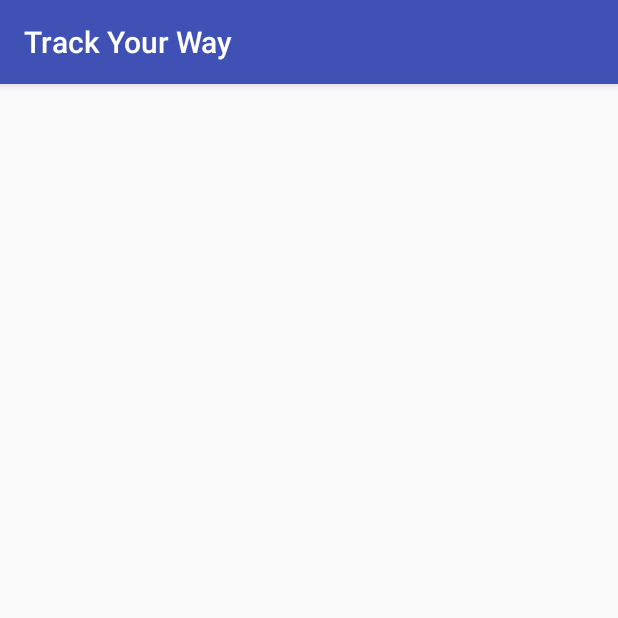
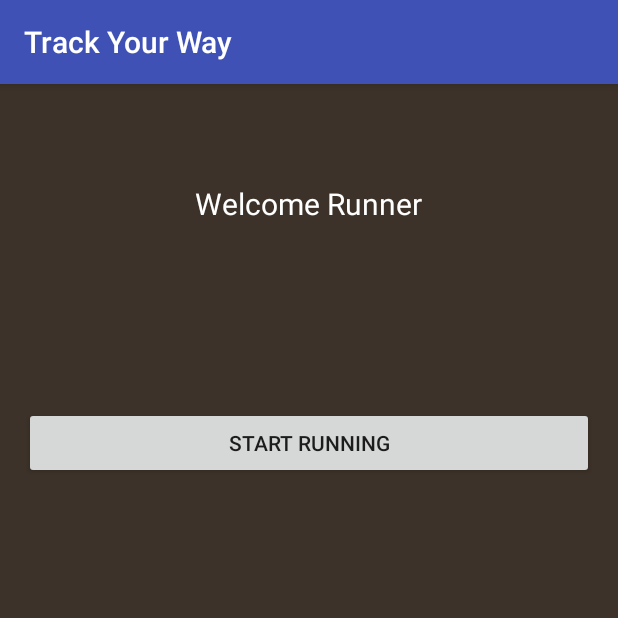
Before and after one commit to cortito/Projet-TrackYourWay, an Android app: the RunnerActivity screen opened directly, with no data from a screen before it, on a phone screen of 412 x 824 dp, the top half of it. Run offline under Robolectric (Android 15) with nearby library versions, the light colour scheme and no system bars.

Commit message:
change activity_runner.xml

```diff
--- a/android/app/src/main/res/layout/activity_runner.xml
+++ b/android/app/src/main/res/layout/activity_runner.xml
@@ -4,10 +4,30 @@
     android:id="@+id/activity_runner"
     android:layout_width="match_parent"
     android:layout_height="match_parent"
+    android:background="#3c3229"
     android:paddingBottom="@dimen/activity_vertical_margin"
     android:paddingLeft="@dimen/activity_horizontal_margin"
     android:paddingRight="@dimen/activity_horizontal_margin"
     android:paddingTop="@dimen/activity_vertical_margin"
     tools:context="fr.trackyourway.RunnerActivity">
 
+    <TextView
+        android:id="@+id/header"
+        android:layout_width="wrap_content"
+        android:layout_height="wrap_content"
+        android:layout_alignParentTop="true"
+        android:layout_centerHorizontal="true"
+        android:layout_marginTop="50dp"
+        android:text="@string/titleRunner"
+        android:textColor="#ffffff"
+        android:textSize="20dp" />
+
+    <Button
+        android:id="@+id/runner"
+        android:layout_width="match_parent"
+        android:layout_height="wrap_content"
+        android:layout_alignParentStart="true"
+        android:layout_below="@+id/header"
+        android:layout_marginTop="122dp"
+        android:text="@string/startBtn" />
 </RelativeLayout>
--- a/android/app/src/main/res/values/strings.xml
+++ b/android/app/src/main/res/values/strings.xml
@@ -3,5 +3,7 @@
     <string name="title">Track Your Way</string>
     <string name="userBtn">Runner</string>
     <string name="viewerBtn">Viewer</string>
+    <string name="titleRunner">Welcome Runner</string>
+    <string name="startBtn">Start Running</string>
 
 </resources>
```
